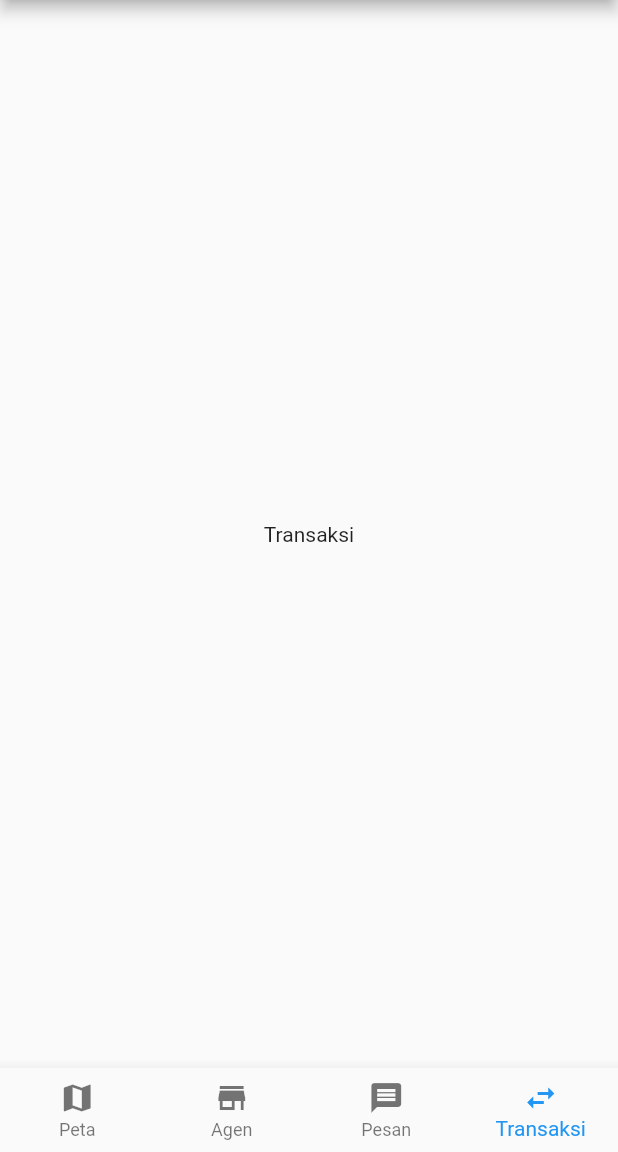
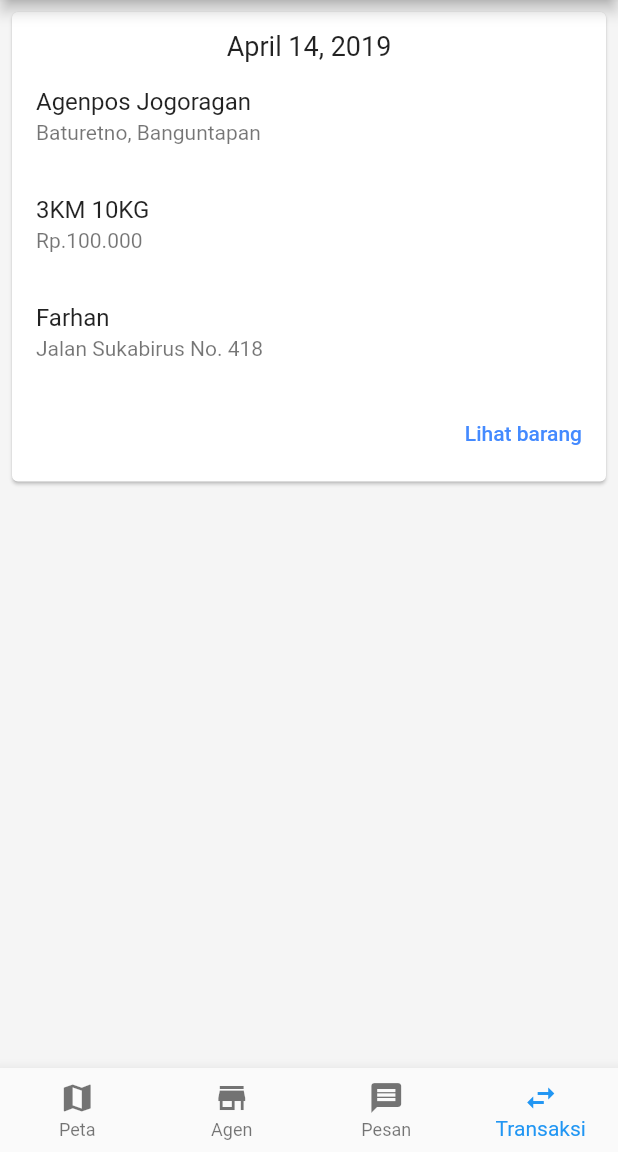
Before and after one commit to udines/tugas_akhir, a Flutter app: the screen it shows after launch, item 4 of the bottom bar chosen, on a phone screen of 412 x 824 dp, the part 84-1236 px from its top. Run offline on Flutter 3.47's test engine with Material 2 defaults, Android fonts, the phone set to English and light mode, and no system bars; our stand-ins replace fluttertoast, location.

Commit message:
Add list pickup transaction.

```diff
--- a/lib/home_widget.dart
+++ b/lib/home_widget.dart
@@ -2,7 +2,7 @@ import 'package:flutter/material.dart';
 import 'package:tugas_akhir/view/agent_page/home_agent_widget.dart';
 import 'package:tugas_akhir/view/conversation_page/home_conversation_page.dart';
 import 'package:tugas_akhir/view/map_page/home_map_widget.dart';
-import 'package:tugas_akhir/view/transaction_page/home_transaction_widget.dart';
+import 'package:tugas_akhir/view/pickup_transaction_page/pickup_transaction_page.dart';
 
 class Home extends StatefulWidget {
 
@@ -20,7 +20,7 @@ class _HomeState extends State<Home> {
     MapPage(),
     AgentPage(),
     ConversationPage(),
-    TransactionPage()
+    PickupTransactionPage()
   ];
 
   @override
--- a/lib/view/agent_page/home_agent_widget.dart
+++ b/lib/view/agent_page/home_agent_widget.dart
@@ -63,7 +63,7 @@ class _AgentPageState extends State<AgentPage> implements AgentViewContract {
       child: Card(
         margin: EdgeInsets.only(left: 8, top: 4, bottom: 4, right: 8),
         child: Padding(
-          padding: EdgeInsets.only(top: 8, bottom: 8),
+          padding: EdgeInsets.only(top: 8),
           child: Column(
             mainAxisSize: MainAxisSize.min,
             children: <Widget>[
--- /dev/null
+++ b/lib/view/pickup_transaction_page/pickup_transaction_page.dart
@@ -0,0 +1,112 @@
+import 'package:flutter/material.dart';
+import 'package:fluttertoast/fluttertoast.dart';
+import 'package:intl/intl.dart';
+import 'package:tugas_akhir/data/pickup_transaction_data.dart';
+import 'package:tugas_akhir/presenter/pickup_transaction_presenter.dart';
+
+class PickupTransactionPage extends StatefulWidget{
+  @override
+  _PickupTransactionState createState() => new _PickupTransactionState();
+}
+
+class _PickupTransactionState extends State<PickupTransactionPage> implements PickupTransactionViewContract {
+  PickupTransactionPresenter _presenter;
+  List<PickupTransaction> _pickups;
+  bool _isLoading;
+
+  _PickupTransactionState() {
+    _presenter = new PickupTransactionPresenter(this);
+  }
+
+  @override
+  void initState() {
+    super.initState();
+    _isLoading = true;
+    _presenter.loadPickupTransactions();
+  }
+
+  @override
+  Widget build(BuildContext context) {
+    return new Container(
+        child: _isLoading ?
+        new Center(
+          child: new CircularProgressIndicator(),
+        ) : _pickupListContainer()
+    );
+  }
+
+  Widget _pickupListContainer() {
+    return Container(
+      color: Colors.grey[100],
+      child: Column(
+        children: <Widget>[
+          Flexible(
+            child: ListView.builder(
+              padding: EdgeInsets.only(top: 4, bottom: 4),
+              itemCount: _pickups.length,
+              itemBuilder: (BuildContext context, int index) {
+                return _itemPickupTransaction(_pickups[index]);
+              },
+            ),
+          )
+        ],
+      )
+    );
+  }
+
+  Widget _itemPickupTransaction(PickupTransaction pickup) {
+    return Card(
+      margin: EdgeInsets.only(top: 4, bottom: 4, left: 8, right: 8),
+      child: Padding(
+        padding: EdgeInsets.only(top: 12),
+        child: Column(
+          children: <Widget>[
+            Text(
+              new DateFormat.yMMMMd().format(pickup.date),
+              style: TextStyle(fontSize: 18)
+            ),
+            ListTile(
+              title: Text(pickup.agent.name),
+              subtitle: Text(pickup.agent.address),
+            ),
+            ListTile(
+              title: Text("3KM 10KG"),
+              subtitle: Text("Rp.100.000"),
+            ),
+            ListTile(
+              title: Text(pickup.user.name),
+              subtitle: Text(pickup.user.address),
+            ),
+            ButtonBar(
+              children: <Widget>[
+                FlatButton(
+                  child: Text("Lihat barang"),
+                  textColor: Colors.blueAccent,
+                  onPressed: () {},
+                )
+              ],
+            )
+          ],
+        ),
+      ),
+    );
+  }
+
+  @override
+  void onLoadPickupTransactionComplete(List<PickupTransaction> pickups) {
+    setState(() {
+      _isLoading = false;
+      _pickups = pickups;
+    });
+  }
+
+  @override
+  void onLoadPickupTransactionError() {
+    Fluttertoast.showToast(
+        msg: "Gagal memuat, coba lagi.",
+        toastLength: Toast.LENGTH_SHORT,
+        gravity: ToastGravity.CENTER,
+        timeInSecForIos: 1
+    );
+  }
+}
```
